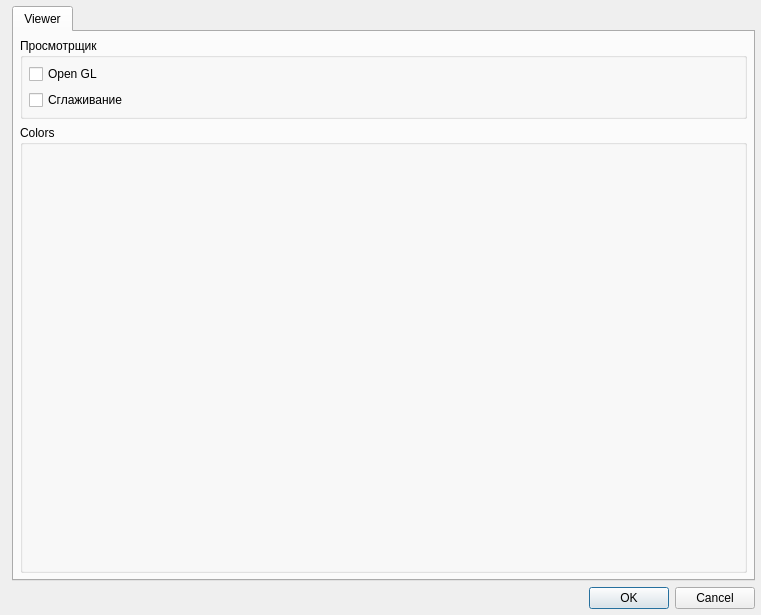
Before: the Qt Designer form G2G/settingsdialog.ui in aLDime/GERBER_X2, drawn with Qt 5.
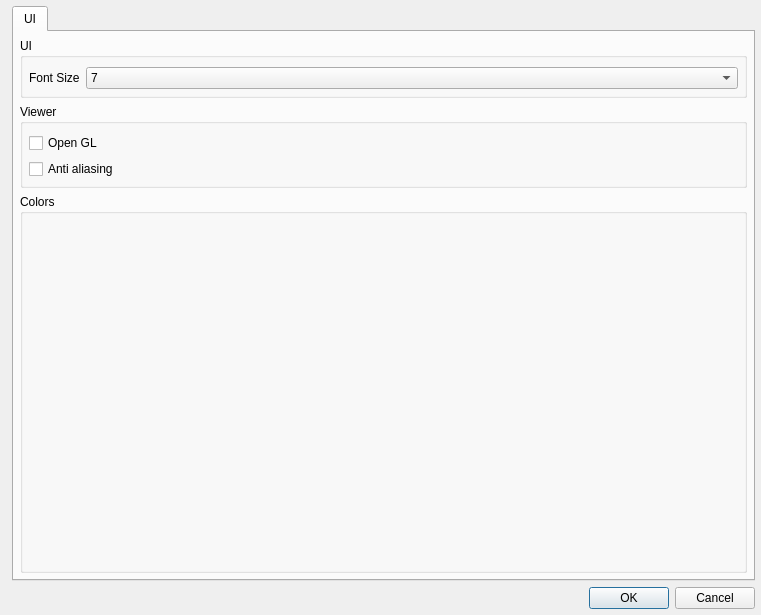
After: the same form once the commit is applied.

Diff of the .ui file:
```diff
--- a/G2G/settingsdialog.ui
+++ b/G2G/settingsdialog.ui
@@ -43,7 +43,7 @@
      </property>
      <widget class="QWidget" name="tab">
       <attribute name="title">
-       <string>Viewer</string>
+       <string>UI</string>
       </attribute>
       <layout class="QVBoxLayout" name="verticalLayout_8">
        <property name="leftMargin">
@@ -58,17 +58,95 @@
        <property name="bottomMargin">
         <number>6</number>
        </property>
+       <item>
+        <widget class="QGroupBox" name="groupBox">
+         <property name="title">
+          <string>UI</string>
+         </property>
+         <layout class="QGridLayout" name="gridLayout_2">
+          <property name="leftMargin">
+           <number>6</number>
+          </property>
+          <property name="topMargin">
+           <number>9</number>
+          </property>
+          <property name="rightMargin">
+           <number>6</number>
+          </property>
+          <property name="bottomMargin">
+           <number>6</number>
+          </property>
+          <item row="0" column="0">
+           <widget class="QLabel" name="fontSizeLabel">
+            <property name="text">
+             <string>Font Size</string>
+            </property>
+           </widget>
+          </item>
+          <item row="0" column="1">
+           <widget class="QComboBox" name="cbxFontSize">
+            <property name="sizePolicy">
+             <sizepolicy hsizetype="MinimumExpanding" vsizetype="Fixed">
+              <horstretch>0</horstretch>
+              <verstretch>0</verstretch>
+             </sizepolicy>
+            </property>
+            <item>
+             <property name="text">
+              <string>7</string>
+             </property>
+            </item>
+            <item>
+             <property name="text">
+              <string>8</string>
+             </property>
+            </item>
+            <item>
+             <property name="text">
+              <string>9</string>
+             </property>
+            </item>
+            <item>
+             <property name="text">
+              <string>10</string>
+             </property>
+            </item>
+            <item>
+             <property name="text">
+              <string>11</string>
+             </property>
+            </item>
+            <item>
+             <property name="text">
+              <string>12</string>
+             </property>
+            </item>
+            <item>
+             <property name="text">
+              <string>13</string>
+             </property>
+            </item>
+            <item>
+             <property name="text">
+              <string>14</string>
+             </property>
+            </item>
+           </widget>
+          </item>
+         </layout>
+        </widget>
+       </item>
        <item>
         <widget class="QGroupBox" name="gbViewer">
          <property name="title">
-          <string>Просмотрщик</string>
+          <string>Viewer</string>
          </property>
          <layout class="QVBoxLayout" name="verticalLayout_2">
           <property name="leftMargin">
            <number>6</number>
           </property>
           <property name="topMargin">
-           <number>6</number>
+           <number>9</number>
           </property>
           <property name="rightMargin">
            <number>6</number>
@@ -86,7 +164,7 @@
           <item>
            <widget class="QCheckBox" name="chbAntialiasing">
             <property name="text">
-             <string>Сглаживание</string>
+             <string>Anti aliasing</string>
             </property>
            </widget>
           </item>
@@ -112,7 +190,7 @@
            <number>6</number>
           </property>
           <property name="topMargin">
-           <number>6</number>
+           <number>9</number>
           </property>
           <property name="rightMargin">
            <number>6</number>
```
